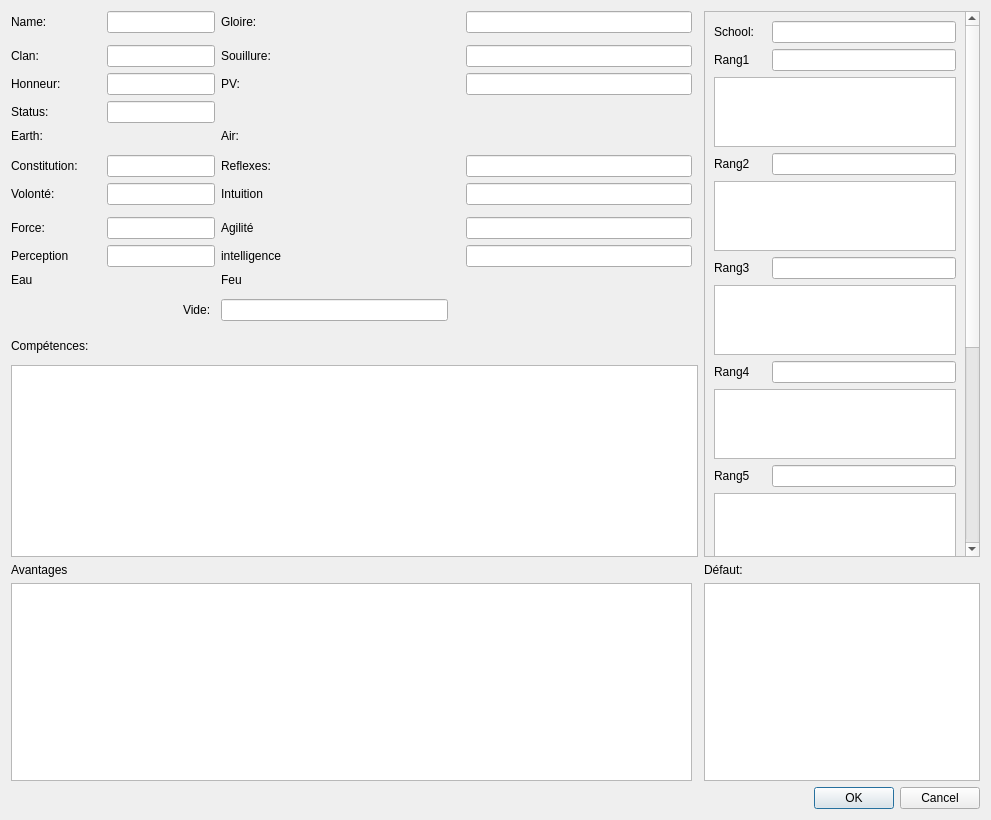
Before: the Qt Designer form display/widgets/l5rcharactersheetdialog.ui in obiwankennedy/GameVisualisationHelper, drawn with Qt 5.
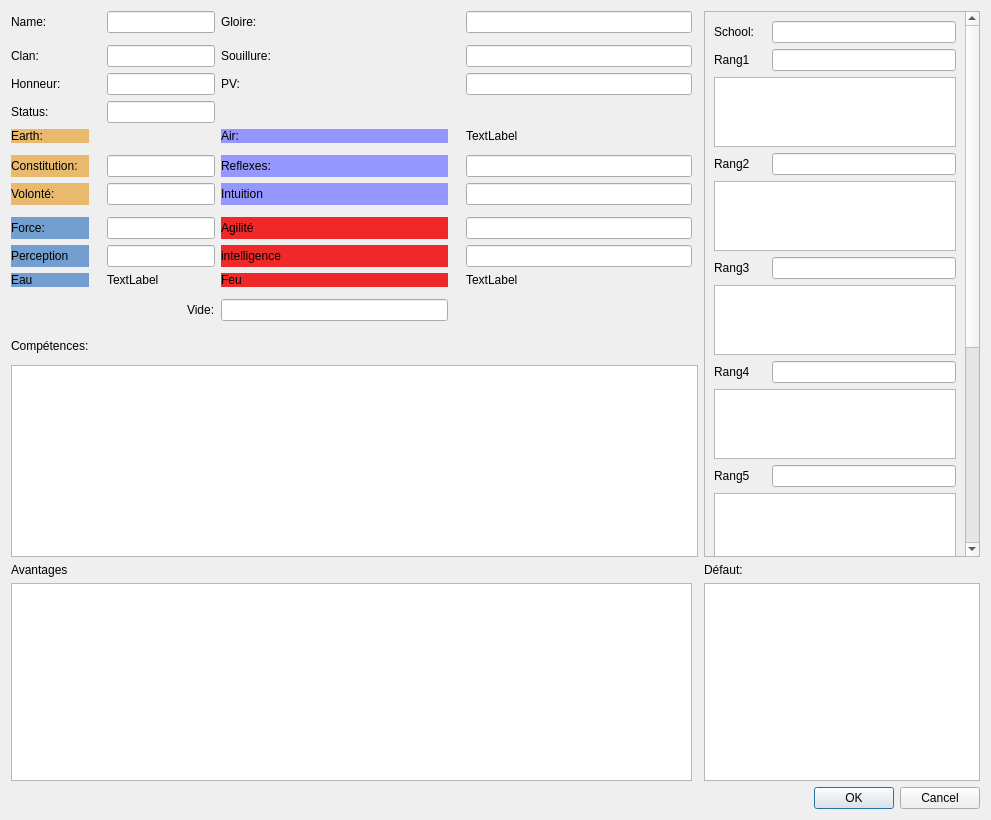
After: the same form once the commit is applied.

Diff of the .ui file:
```diff
--- a/display/widgets/l5rcharactersheetdialog.ui
+++ b/display/widgets/l5rcharactersheetdialog.ui
@@ -13,7 +13,7 @@
   <property name="windowTitle">
    <string>Dialog</string>
   </property>
-  <layout class="QGridLayout" name="gridLayout" rowstretch="0,0,0,0,0,0,0,0,0,0,0,0,0,0,0,0,0,0,0,0,0,0,0,0,0,0,0,0,0,0,0,0" columnstretch="0,0,0,0,0,0,0,0,0,0,0,0,0,0,0,0,0,0,0">
+  <layout class="QGridLayout" name="gridLayout" rowstretch="0,0,0,0,0,0,0,0,0,0,0,0,0,0,0,0,0,0,0,0,0,0,0,0,0,0,0,0,0,0,0,0" columnstretch="0,0,0,0,0,0,0,0,0,0,0,0,0,0,0,0,0">
    <property name="sizeConstraint">
     <enum>QLayout::SetMinimumSize</enum>
    </property>
@@ -29,6 +29,9 @@
    </item>
    <item row="9" column="6">
     <widget class="QLabel" name="label_12">
+     <property name="styleSheet">
+      <string notr="true">background-color: rgb(150, 150, 255);</string>
+     </property>
      <property name="text">
       <string>Intuition</string>
      </property>
@@ -56,6 +59,9 @@
    </item>
    <item row="6" column="0">
     <widget class="QLabel" name="label_4">
+     <property name="styleSheet">
+      <string notr="true">background-color: rgb(233, 185, 110);</string>
+     </property>
      <property name="text">
       <string>Earth:</string>
      </property>
@@ -66,6 +72,9 @@
    </item>
    <item row="11" column="6">
     <widget class="QLabel" name="label_13">
+     <property name="styleSheet">
+      <string notr="true">background-color: rgb(239, 41, 41);</string>
+     </property>
      <property name="text">
       <string>Agilité</string>
      </property>
@@ -83,6 +92,9 @@
    </item>
    <item row="13" column="0">
     <widget class="QLabel" name="label_9">
+     <property name="styleSheet">
+      <string notr="true">background-color: rgb(114, 159, 207);</string>
+     </property>
      <property name="text">
       <string>Eau</string>
      </property>
@@ -129,6 +141,9 @@
    </item>
    <item row="8" column="0">
     <widget class="QLabel" name="label_5">
+     <property name="styleSheet">
+      <string notr="true">background-color: rgb(233, 185, 110);</string>
+     </property>
      <property name="text">
       <string>Constitution:</string>
      </property>
@@ -136,6 +151,9 @@
    </item>
    <item row="11" column="0">
     <widget class="QLabel" name="label_7">
+     <property name="styleSheet">
+      <string notr="true">background-color: rgb(114, 159, 207);</string>
+     </property>
      <property name="text">
       <string>Force:</string>
      </property>
@@ -163,6 +181,9 @@
    </item>
    <item row="13" column="6">
     <widget class="QLabel" name="label_15">
+     <property name="styleSheet">
+      <string notr="true">background-color: rgb(239, 41, 41);</string>
+     </property>
      <property name="text">
       <string>Feu</string>
      </property>
@@ -170,6 +191,9 @@
    </item>
    <item row="6" column="6">
     <widget class="QLabel" name="label_10">
+     <property name="styleSheet">
+      <string notr="true">background-color: rgb(150, 150, 255);</string>
+     </property>
      <property name="text">
       <string>Air:</string>
      </property>
@@ -203,6 +227,9 @@
    </item>
    <item row="9" column="0">
     <widget class="QLabel" name="label_6">
+     <property name="styleSheet">
+      <string notr="true">background-color: rgb(233, 185, 110);</string>
+     </property>
      <property name="text">
       <string>Volonté:</string>
      </property>
@@ -210,6 +237,9 @@
    </item>
    <item row="12" column="6">
     <widget class="QLabel" name="label_14">
+     <property name="styleSheet">
+      <string notr="true">background-color: rgb(239, 41, 41);</string>
+     </property>
      <property name="text">
       <string>intelligence</string>
      </property>
@@ -227,6 +257,9 @@
    </item>
    <item row="12" column="0">
     <widget class="QLabel" name="label_8">
+     <property name="styleSheet">
+      <string notr="true">background-color: rgb(114, 159, 207);</string>
+     </property>
      <property name="text">
       <string>Perception</string>
      </property>
@@ -237,6 +270,9 @@
    </item>
    <item row="8" column="6">
     <widget class="QLabel" name="label_11">
+     <property name="styleSheet">
+      <string notr="true">background-color: rgb(150, 150, 255);</string>
+     </property>
      <property name="text">
       <string>Reflexes:</string>
      </property>
@@ -378,6 +414,34 @@
      </widget>
     </widget>
    </item>
+   <item row="6" column="3">
+    <widget class="QLabel" name="m_earth">
+     <property name="text">
+      <string/>
+     </property>
+    </widget>
+   </item>
+   <item row="13" column="3">
+    <widget class="QLabel" name="m_water">
+     <property name="text">
+      <string>TextLabel</string>
+     </property>
+    </widget>
+   </item>
+   <item row="13" column="9">
+    <widget class="QLabel" name="m_fire">
+     <property name="text">
+      <string>TextLabel</string>
+     </property>
+    </widget>
+   </item>
+   <item row="6" column="9">
+    <widget class="QLabel" name="m_air">
+     <property name="text">
+      <string>TextLabel</string>
+     </property>
+    </widget>
+   </item>
   </layout>
  </widget>
  <resources/>
```
Left out of the diff: 2 changed lines with no effect on the pictures.
